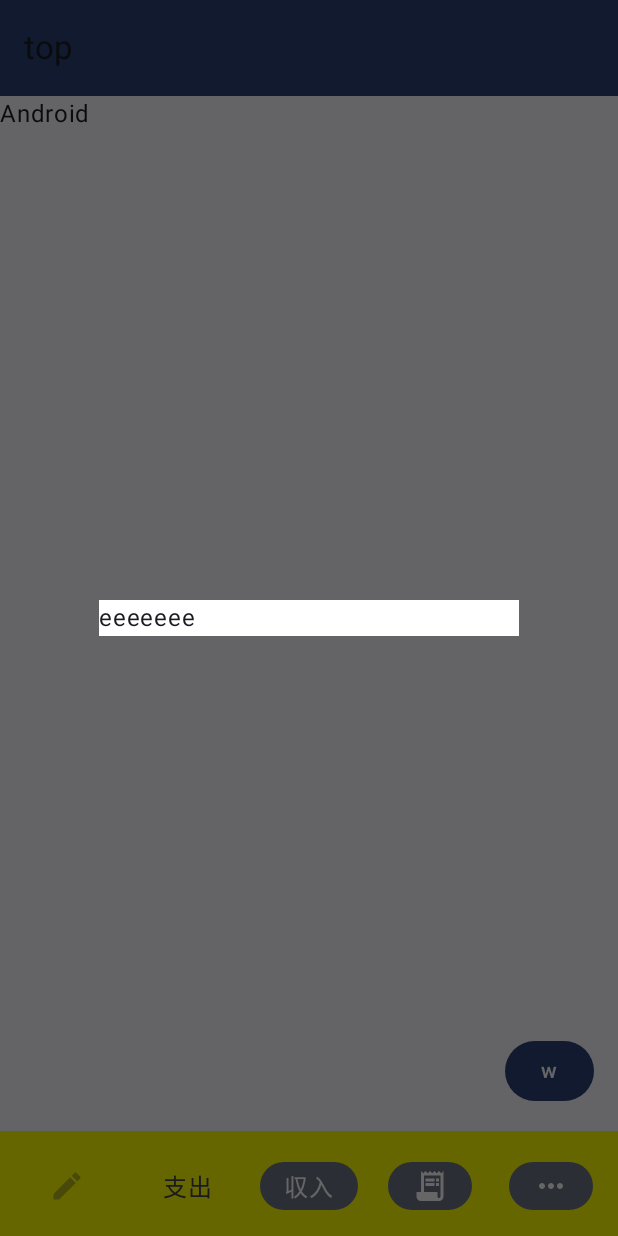
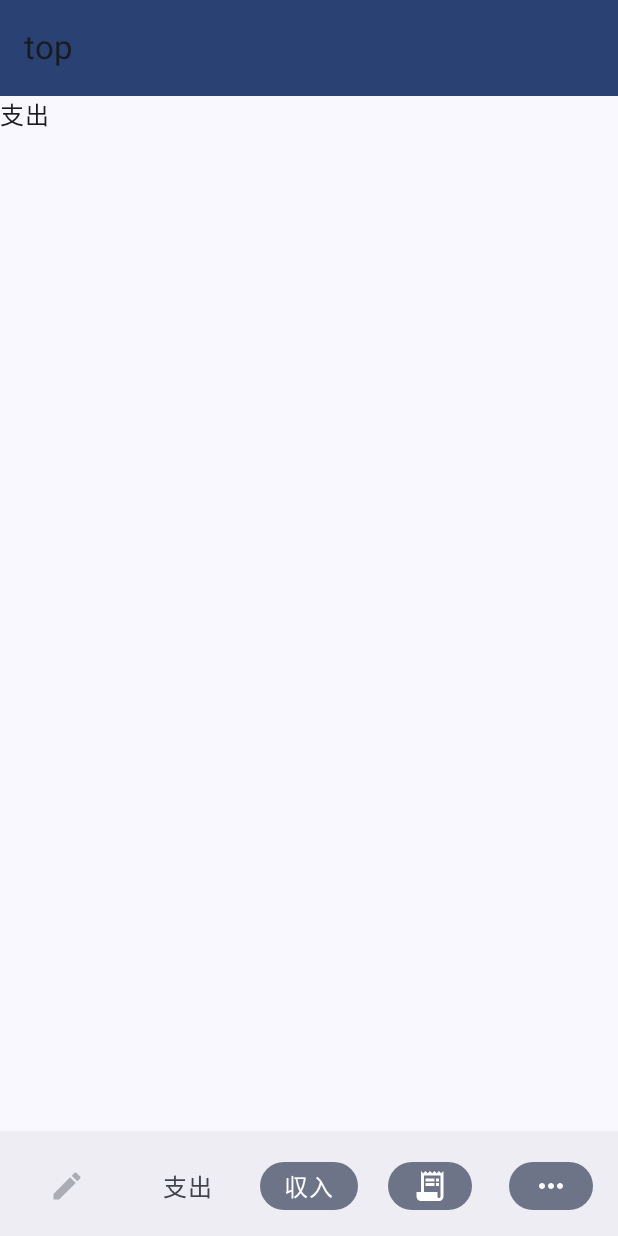
Before and after one commit to RuiTakao/kakeibo_ver7, an Android app built with Jetpack Compose: the screen it shows after launch (MainActivity), item 2 of the bottom bar chosen, on a phone screen of 412 x 824 dp. Run offline under Robolectric (Android 15) with nearby library versions, the phone set to English and light mode, and no system bars.

Commit message:
ルーティング実装

```diff
--- a/app/src/main/AndroidManifest.xml
+++ b/app/src/main/AndroidManifest.xml
@@ -13,7 +13,7 @@
         android:theme="@style/Theme.Kakeibo_dev_7"
         tools:targetApi="31">
         <activity
-            android:name=".MainActivity"
+            android:name=".presentation.component.MainActivity"
             android:exported="true"
             android:label="@string/app_name"
             android:theme="@style/Theme.Kakeibo_dev_7">
--- a/app/src/main/java/com/example/kakeibo_dev_7/MainActivity.kt
+++ /dev/null
@@ -1,174 +0,0 @@
-package com.example.kakeibo_dev_7
-
-import android.os.Bundle
-import androidx.activity.ComponentActivity
-import androidx.activity.compose.setContent
-import androidx.compose.foundation.background
-import androidx.compose.foundation.layout.Arrangement.Bottom
-import androidx.compose.foundation.layout.Box
-import androidx.compose.foundation.layout.Column
-import androidx.compose.foundation.layout.fillMaxSize
-import androidx.compose.foundation.layout.fillMaxWidth
-import androidx.compose.foundation.layout.height
-import androidx.compose.foundation.layout.padding
-import androidx.compose.material.icons.Icons
-import androidx.compose.material.icons.filled.Edit
-import androidx.compose.material.icons.filled.MoreHoriz
-import androidx.compose.material.icons.filled.ReceiptLong
-import androidx.compose.material.icons.outlined.DateRange
-import androidx.compose.material.icons.sharp.MoreVert
-import androidx.compose.material3.AlertDialog
-import androidx.compose.material3.BottomAppBar
-import androidx.compose.material3.Button
-import androidx.compose.material3.ExperimentalMaterial3Api
-import androidx.compose.material3.Icon
-import androidx.compose.material3.MaterialTheme
-import androidx.compose.material3.NavigationBar
-import androidx.compose.material3.NavigationBarItem
-import androidx.compose.material3.NavigationBarItemColors
-import androidx.compose.material3.NavigationBarItemDefaults
-import androidx.compose.material3.Scaffold
-import androidx.compose.material3.Surface
-import androidx.compose.material3.Text
-import androidx.compose.material3.TopAppBar
-import androidx.compose.material3.TopAppBarDefaults
-import androidx.compose.runtime.Composable
-import androidx.compose.runtime.getValue
-import androidx.compose.runtime.mutableStateOf
-import androidx.compose.runtime.remember
-import androidx.compose.runtime.setValue
-import androidx.compose.ui.Modifier
-import androidx.compose.ui.graphics.Color
-import androidx.compose.ui.tooling.preview.Preview
-import androidx.compose.ui.unit.dp
-import androidx.navigation.compose.NavHost
-import androidx.navigation.compose.composable
-import androidx.navigation.compose.rememberNavController
-import com.example.kakeibo_dev_7.ui.theme.Kakeibo_dev_7Theme
-
-class MainActivity : ComponentActivity() {
-    override fun onCreate(savedInstanceState: Bundle?) {
-        super.onCreate(savedInstanceState)
-        setContent {
-            Kakeibo_dev_7Theme {
-                // A surface container using the 'background' color from the theme
-                Surface(
-                    modifier = Modifier.fillMaxSize(),
-                    color = MaterialTheme.colorScheme.background
-                ) {
-
-                    val navController = rememberNavController()
-
-                    NavHost(navController = navController, startDestination = ScreenRoute.Edit.route) {
-
-                        composable(route = ScreenRoute.Edit.route) {
-                            Greeting("Android")
-                        }
-                    }
-                }
-            }
-        }
-    }
-}
-
-@OptIn(ExperimentalMaterial3Api::class)
-@Composable
-fun Greeting(name: String, modifier: Modifier = Modifier) {
-
-    var isVisible by remember {
-        mutableStateOf(false)
-    }
-
-    Scaffold(
-        topBar = {
-            TopAppBar(
-                title = { Text(text = "top") },
-                colors = TopAppBarDefaults.topAppBarColors(containerColor = MaterialTheme.colorScheme.primary)
-            )
-        },
-        bottomBar = {
-            BottomAppBar(modifier = Modifier.padding(0.dp).height(70.dp), containerColor = Color.Yellow) {
-
-//            NavigationBar(
-//                modifier = Modifier.fillMaxWidth(),
-////                    containerColor = Color.Blue
-//            ) {
-
-
-
-
-                NavigationBarItem(
-                    selected = false,
-                    onClick = {
-                        isVisible = !isVisible
-                    }, icon = {
-                        Icon(
-                            imageVector = Icons.Default.Edit,
-                            contentDescription = "編集",
-                            modifier = Modifier.background(Color.Transparent)
-                        )
-                    },
-                    enabled = false
-                )
-                NavigationBarItem(
-                    selected = false,
-                    onClick = {
-                        isVisible = !isVisible
-                    },
-                    icon = { Text(text = "支出") })
-                NavigationBarItem(
-                    selected = true,
-                    onClick = { /*TODO*/ },
-                    icon = { Text(text = "収入") })
-                NavigationBarItem(selected = true, onClick = { /*TODO*/ }, icon = {
-                    Icon(
-                        imageVector = Icons.Filled.ReceiptLong,
-                        contentDescription = "明細"
-                    )
-                })
-                NavigationBarItem(selected = true, onClick = { /*TODO*/ }, icon = {
-                    Icon(
-                        imageVector = Icons.Default.MoreHoriz,
-                        contentDescription = "設定"
-                    )
-                })
-
-//            }
-
-            }
-
-        },
-        floatingActionButton = {
-            Button(onClick = { /*TODO*/ }) {
-                Text(text = "w")
-            }
-
-        }
-    ) {
-        Column(modifier = Modifier.padding(it)) {
-            Text(text = name)
-        }
-
-        if (isVisible) {
-            AlertDialog(onDismissRequest = { isVisible = !isVisible }) {
-                Box(modifier = modifier.background(Color.White)) {
-                    Text(text = "eeeeeee")
-                }
-
-            }
-        }
-    }
-}
-
-@Composable
-fun IncomeExpense() {
-
-}
-
-@Preview(showBackground = true)
-@Composable
-fun GreetingPreview() {
-    Kakeibo_dev_7Theme {
-        Greeting("Android")
-    }
-}
--- a/app/src/main/java/com/example/kakeibo_dev_7/ScreenRoute.kt
+++ /dev/null
@@ -1,5 +0,0 @@
-package com.example.kakeibo_dev_7
-
- sealed class ScreenRoute(val route: String) {
-     object Edit : ScreenRoute("edit")
-}
--- /dev/null
+++ b/app/src/main/java/com/example/kakeibo_dev_7/presentation/component/MainActivity.kt
@@ -0,0 +1,30 @@
+package com.example.kakeibo_dev_7.presentation.component
+
+import android.os.Bundle
+import androidx.activity.ComponentActivity
+import androidx.activity.compose.setContent
+import androidx.compose.foundation.layout.fillMaxSize
+import androidx.compose.material3.MaterialTheme
+import androidx.compose.material3.Surface
+import androidx.compose.ui.Modifier
+import androidx.navigation.compose.rememberNavController
+import com.example.kakeibo_dev_7.presentation.component.route.Router
+import com.example.kakeibo_dev_7.presentation.component.theme.Kakeibo_dev_7Theme
+
+class MainActivity : ComponentActivity() {
+    override fun onCreate(savedInstanceState: Bundle?) {
+        super.onCreate(savedInstanceState)
+        setContent {
+            Kakeibo_dev_7Theme {
+                // A surface container using the 'background' color from the theme
+                Surface(
+                    modifier = Modifier.fillMaxSize(),
+                    color = MaterialTheme.colorScheme.background
+                ) {
+                    val navController = rememberNavController()
+                    Router(navController = navController)
+                }
+            }
+        }
+    }
+}
--- /dev/null
+++ b/app/src/main/java/com/example/kakeibo_dev_7/presentation/component/bottom_bar/BottomBar.kt
@@ -0,0 +1,87 @@
+package com.example.kakeibo_dev_7.presentation.component.bottom_bar
+
+import androidx.compose.foundation.background
+import androidx.compose.foundation.layout.height
+import androidx.compose.foundation.layout.padding
+import androidx.compose.material.icons.Icons
+import androidx.compose.material.icons.filled.Edit
+import androidx.compose.material.icons.filled.MoreHoriz
+import androidx.compose.material.icons.filled.ReceiptLong
+import androidx.compose.material3.BottomAppBar
+import androidx.compose.material3.Icon
+import androidx.compose.material3.NavigationBarItem
+import androidx.compose.material3.Text
+import androidx.compose.runtime.Composable
+import androidx.compose.ui.Modifier
+import androidx.compose.ui.graphics.Color
+import androidx.compose.ui.unit.dp
+import androidx.navigation.NavController
+import com.example.kakeibo_dev_7.presentation.component.route.ScreenRoute
+
+@Composable
+fun BottomBar(navController: NavController) {
+
+    BottomAppBar(
+        modifier = Modifier
+            .padding(0.dp)
+            .height(70.dp)
+    ) {
+
+        NavigationBarItem(
+            selected = false,
+            onClick = {
+                navController.navigate(ScreenRoute.EditIncomeExpenditure.route)
+            },
+            icon = {
+                Icon(
+                    imageVector = Icons.Default.Edit,
+                    contentDescription = "編集",
+                    modifier = Modifier.background(Color.Transparent)
+                )
+            },
+            enabled = false
+        )
+
+        NavigationBarItem(
+            selected = false,
+            onClick = {
+                navController.navigate(ScreenRoute.ExpenditureList.route)
+            },
+            icon = { Text(text = "支出") }
+        )
+
+        NavigationBarItem(
+            selected = true,
+            onClick = {
+                navController.navigate(ScreenRoute.IncomeList.route)
+            },
+            icon = { Text(text = "収入") }
+        )
+
+        NavigationBarItem(
+            selected = true,
+            onClick = {
+                navController.navigate(ScreenRoute.PaymentDetail.route)
+            },
+            icon = {
+                Icon(
+                    imageVector = Icons.Filled.ReceiptLong,
+                    contentDescription = "明細"
+                )
+            }
+        )
+
+        NavigationBarItem(
+            selected = true,
+            onClick = {
+                navController.navigate(ScreenRoute.Setting.route)
+            },
+            icon = {
+                Icon(
+                    imageVector = Icons.Default.MoreHoriz,
+                    contentDescription = "設定"
+                )
+            }
+        )
+    }
+}
--- /dev/null
+++ b/app/src/main/java/com/example/kakeibo_dev_7/presentation/component/route/Router.kt
@@ -0,0 +1,65 @@
+package com.example.kakeibo_dev_7.presentation.component.route
+
+import androidx.compose.runtime.Composable
+import androidx.navigation.NavHostController
+import androidx.navigation.compose.NavHost
+import androidx.navigation.compose.composable
+import com.example.kakeibo_dev_7.presentation.edit_income_expenditure.EditIncomeExpenditureScreen
+import com.example.kakeibo_dev_7.presentation.expenditure_detail.ExpenditureDetailScreen
+import com.example.kakeibo_dev_7.presentation.expenditure_list.ExpenditureListScreen
+import com.example.kakeibo_dev_7.presentation.income_detail.IncomeDetailScreen
+import com.example.kakeibo_dev_7.presentation.income_list.IncomeListScreen
+import com.example.kakeibo_dev_7.presentation.payment_detail.PaymentDetailScreen
+import com.example.kakeibo_dev_7.presentation.setting.SettingScreen
+
+/**
+ * ルーティング
+ *
+ * @param navController NavHostController
+ *
+ * @return Unit
+ */
+@Composable
+fun Router(navController: NavHostController) {
+
+    NavHost(
+        navController = navController,
+        startDestination = ScreenRoute.EditIncomeExpenditure.route
+    ) {
+
+        /* 収支入力 */
+        composable(route = ScreenRoute.EditIncomeExpenditure.route) {
+            EditIncomeExpenditureScreen(navController = navController)
+        }
+
+        /* 支出 */
+        composable(route = ScreenRoute.ExpenditureList.route) {
+            ExpenditureListScreen(navController = navController)
+        }
+
+        /* 支出詳細 */
+        composable(route = ScreenRoute.ExpenditureDetail.route) {
+            ExpenditureDetailScreen()
+        }
+
+        /* 収入 */
+        composable(route = ScreenRoute.IncomeList.route) {
+            IncomeListScreen()
+        }
+
+        /* 収入詳細 */
+        composable(route = ScreenRoute.IncomeDetail.route) {
+            IncomeDetailScreen()
+        }
+
+        /* 明細 */
+        composable(route = ScreenRoute.PaymentDetail.route) {
+            PaymentDetailScreen()
+        }
+
+        /* 設定 */
+        composable(route = ScreenRoute.Setting.route) {
+            SettingScreen()
+        }
+    }
+}
--- /dev/null
+++ b/app/src/main/java/com/example/kakeibo_dev_7/presentation/component/route/ScreenRoute.kt
@@ -0,0 +1,25 @@
+package com.example.kakeibo_dev_7.presentation.component.route
+
+sealed class ScreenRoute(val route: String) {
+
+    /* 収支入力 */
+    object EditIncomeExpenditure : ScreenRoute("edit_income_expenditure")
+
+    /* 支出リスト */
+    object ExpenditureList : ScreenRoute("expenditure_list")
+
+    /* 支出詳細 */
+    object ExpenditureDetail : ScreenRoute("expenditure_detail")
+
+    /* 収入リスト */
+    object IncomeList : ScreenRoute("income_list")
+
+    /* 収入詳細 */
+    object IncomeDetail : ScreenRoute("income_detail")
+
+    /* 明細 */
+    object PaymentDetail : ScreenRoute("payment_detail")
+
+    /* 設定 */
+    object Setting : ScreenRoute("setting")
+}
--- /dev/null
+++ b/app/src/main/java/com/example/kakeibo_dev_7/presentation/component/template/Template.kt
@@ -0,0 +1,30 @@
+package com.example.kakeibo_dev_7.presentation.component.template
+
+import androidx.compose.foundation.layout.Column
+import androidx.compose.foundation.layout.ColumnScope
+import androidx.compose.foundation.layout.padding
+import androidx.compose.material3.ExperimentalMaterial3Api
+import androidx.compose.material3.MaterialTheme
+import androidx.compose.material3.Scaffold
+import androidx.compose.material3.Text
+import androidx.compose.material3.TopAppBar
+import androidx.compose.material3.TopAppBarDefaults
+import androidx.compose.runtime.Composable
+import androidx.compose.ui.Modifier
+import androidx.navigation.NavController
+import com.example.kakeibo_dev_7.presentation.component.bottom_bar.BottomBar
+
+@OptIn(ExperimentalMaterial3Api::class)
+@Composable
+fun Template(navController: NavController,content: @Composable() ColumnScope.() -> Unit ) {
+    Scaffold(
+        topBar = {
+            TopAppBar(
+                title = { Text(text = "top") },
+                colors = TopAppBarDefaults.topAppBarColors(containerColor = MaterialTheme.colorScheme.primary)
+            )
+        },
+        bottomBar = { BottomBar(navController = navController) },
+        content = { padding -> Column(modifier = Modifier.padding(padding), content = content) }
+    )
+}
--- a/app/src/main/java/com/example/kakeibo_dev_7/ui/theme/Color.kt
+++ b/app/src/main/java/com/example/kakeibo_dev_7/presentation/component/theme/Color.kt
@@ -1,4 +1,4 @@
-package com.example.kakeibo_dev_7.ui.theme
+package com.example.kakeibo_dev_7.presentation.component.theme
 
 import androidx.compose.ui.graphics.Color
 
--- a/app/src/main/java/com/example/kakeibo_dev_7/ui/theme/Theme.kt
+++ b/app/src/main/java/com/example/kakeibo_dev_7/presentation/component/theme/Theme.kt
@@ -1,4 +1,4 @@
-package com.example.kakeibo_dev_7.ui.theme
+package com.example.kakeibo_dev_7.presentation.component.theme
 
 import android.app.Activity
 import android.os.Build
--- a/app/src/main/java/com/example/kakeibo_dev_7/ui/theme/Type.kt
+++ b/app/src/main/java/com/example/kakeibo_dev_7/presentation/component/theme/Type.kt
@@ -1,4 +1,4 @@
-package com.example.kakeibo_dev_7.ui.theme
+package com.example.kakeibo_dev_7.presentation.component.theme
 
 import androidx.compose.material3.Typography
 import androidx.compose.ui.text.TextStyle
--- /dev/null
+++ b/app/src/main/java/com/example/kakeibo_dev_7/presentation/edit_income_expenditure/EditIncomeExpenditureScreen.kt
@@ -0,0 +1,14 @@
+package com.example.kakeibo_dev_7.presentation.edit_income_expenditure
+
+import androidx.compose.material3.Text
+import androidx.compose.runtime.Composable
+import androidx.compose.ui.Modifier
+import androidx.navigation.NavController
+import com.example.kakeibo_dev_7.presentation.component.template.Template
+
+@Composable
+fun EditIncomeExpenditureScreen(navController: NavController) {
+    Template(navController = navController) {
+        Text("収支入力")
+    }
+}
--- /dev/null
+++ b/app/src/main/java/com/example/kakeibo_dev_7/presentation/expenditure_detail/ExpenditureDetailScreen.kt
@@ -0,0 +1,10 @@
+package com.example.kakeibo_dev_7.presentation.expenditure_detail
+
+import androidx.compose.material3.Text
+import androidx.compose.runtime.Composable
+import androidx.compose.ui.Modifier
+
+@Composable
+fun ExpenditureDetailScreen() {
+    Text("支出詳細")
+}
--- /dev/null
+++ b/app/src/main/java/com/example/kakeibo_dev_7/presentation/expenditure_list/ExpenditureListScreen.kt
@@ -0,0 +1,14 @@
+package com.example.kakeibo_dev_7.presentation.expenditure_list
+
+import androidx.compose.material3.Text
+import androidx.compose.runtime.Composable
+import androidx.compose.ui.Modifier
+import androidx.navigation.NavController
+import com.example.kakeibo_dev_7.presentation.component.template.Template
+
+@Composable
+fun ExpenditureListScreen(navController: NavController) {
+    Template(navController = navController) {
+        Text("支出")
+    }
+}
--- /dev/null
+++ b/app/src/main/java/com/example/kakeibo_dev_7/presentation/income_detail/IncomeDetailScreen.kt
@@ -0,0 +1,10 @@
+package com.example.kakeibo_dev_7.presentation.income_detail
+
+import androidx.compose.material3.Text
+import androidx.compose.runtime.Composable
+import androidx.compose.ui.Modifier
+
+@Composable
+fun IncomeDetailScreen() {
+    Text("収入詳細")
+}
--- /dev/null
+++ b/app/src/main/java/com/example/kakeibo_dev_7/presentation/income_list/IncomeListScreen.kt
@@ -0,0 +1,10 @@
+package com.example.kakeibo_dev_7.presentation.income_list
+
+import androidx.compose.material3.Text
+import androidx.compose.runtime.Composable
+import androidx.compose.ui.Modifier
+
+@Composable
+fun IncomeListScreen() {
+    Text("収入")
+}
--- /dev/null
+++ b/app/src/main/java/com/example/kakeibo_dev_7/presentation/payment_detail/PaymentDetailScreen.kt
@@ -0,0 +1,10 @@
+package com.example.kakeibo_dev_7.presentation.payment_detail
+
+import androidx.compose.material3.Text
+import androidx.compose.runtime.Composable
+import androidx.compose.ui.Modifier
+
+@Composable
+fun PaymentDetailScreen() {
+    Text("明細")
+}
--- /dev/null
+++ b/app/src/main/java/com/example/kakeibo_dev_7/presentation/setting/SettingScreen.kt
@@ -0,0 +1,9 @@
+package com.example.kakeibo_dev_7.presentation.setting
+
+import androidx.compose.material3.Text
+import androidx.compose.runtime.Composable
+
+@Composable
+fun SettingScreen() {
+    Text("設定")
+}
```
